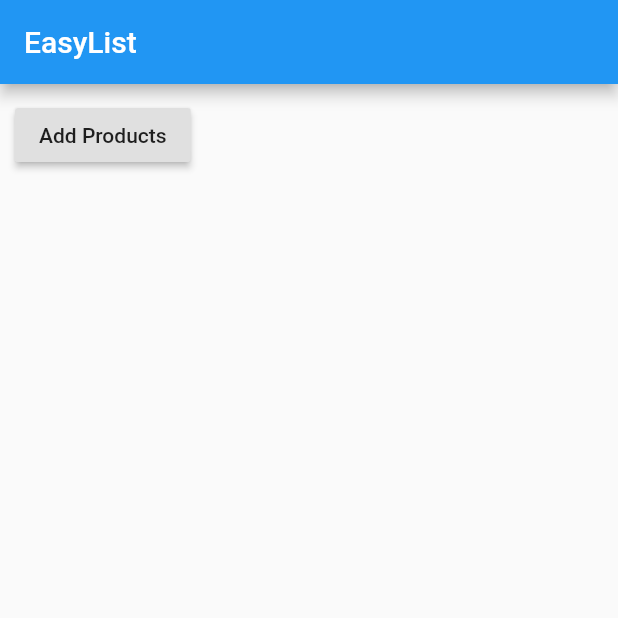
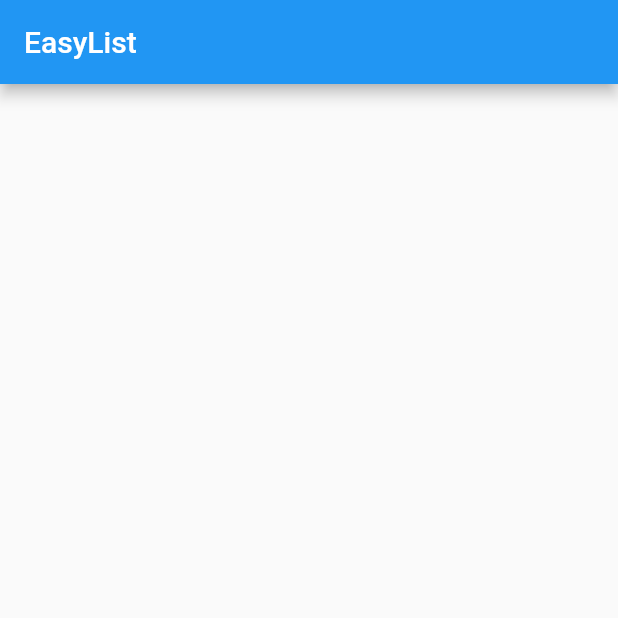
Before and after one commit to peterchege/flutter-app, a Flutter app: the screen it shows after launch, on a phone screen of 412 x 824 dp, the top half of it. Run offline on Flutter 3.47's test engine with Material 2 defaults, Android fonts, the phone set to English and light mode, and no system bars.

```diff
--- a/lib/main.dart
+++ b/lib/main.dart
@@ -10,7 +10,7 @@ class MyApp extends StatefulWidget {
 }
 
 class _MyAppState extends State<MyApp> {
-  List<String> _products = ['Food Tester'];
+
   @override
   Widget build(BuildContext context) {
     return MaterialApp(
@@ -20,17 +20,7 @@ class _MyAppState extends State<MyApp> {
           ),
           body: Column(
             children: [
-              Container(
-                margin: EdgeInsets.all(10.0),
-                child: RaisedButton(
-                  onPressed: () {
-                    setState(() {
-                      _products.add('Advance Food Tester');
-                    });
-                  },
-                  child: Text('Add Products'),
-                ),
-              ),
+
 
             ],
           )),
```
Also changed, not shown: lib/product_manager.dart (added, +28 -0 lines).
